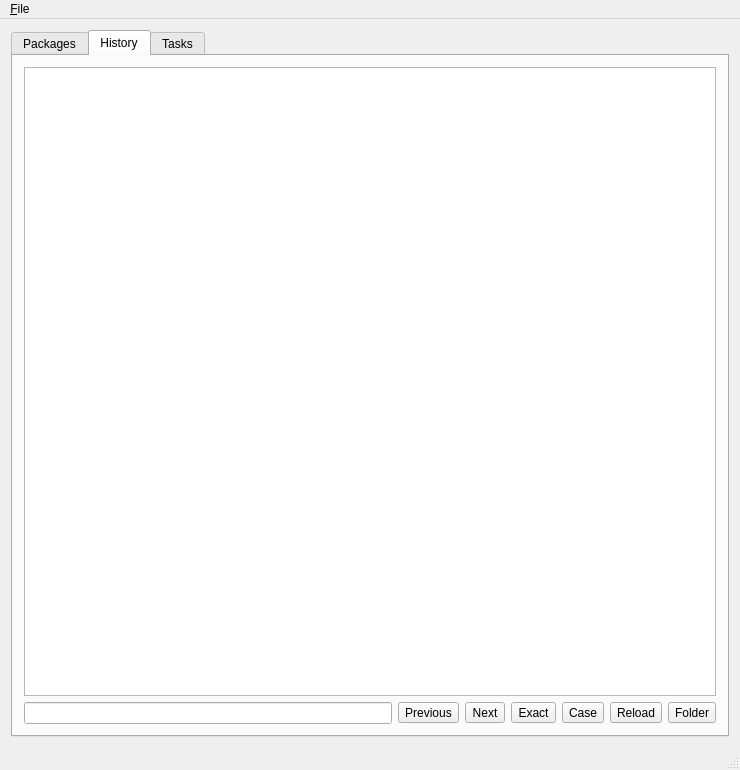
This is src/mainwindow.ui in Shatur/orson as Qt 5 draws it before an edit. The edited form follows.
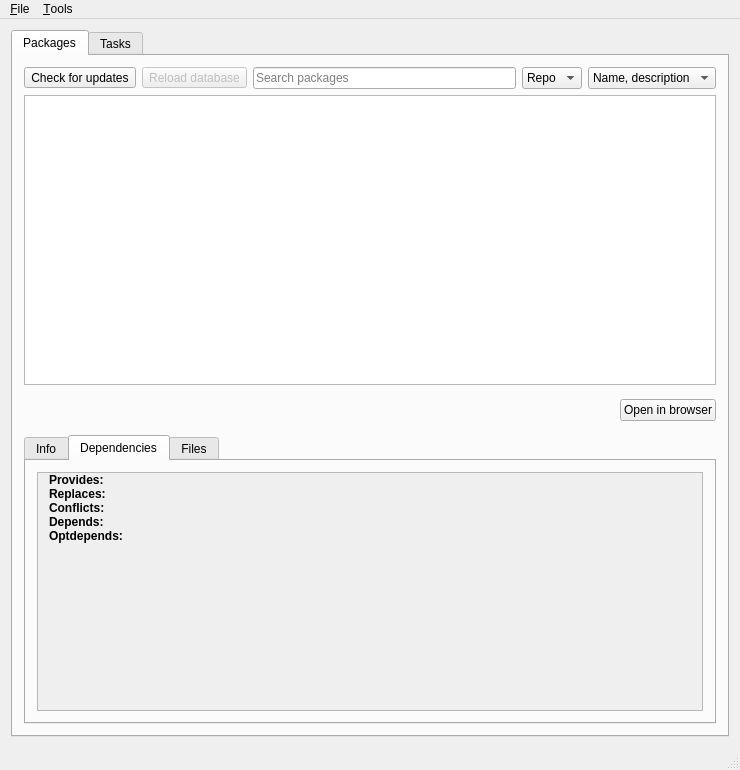
This is the edited form. The open tabs and pages were chosen to show the change. Icons and pictures are not drawn. Custom widgets are drawn as their Qt base class.

Commit message: Remove history tab and show history in menu

Diff of the .ui file:
```diff
--- a/src/mainwindow.ui
+++ b/src/mainwindow.ui
@@ -715,8 +715,8 @@
                 <rect>
                  <x>0</x>
                  <y>0</y>
-                 <width>97</width>
-                 <height>96</height>
+                 <width>684</width>
+                 <height>311</height>
                 </rect>
                </property>
                <layout class="QFormLayout" name="depsContentLayout">
@@ -855,127 +855,6 @@
         </item>
        </layout>
       </widget>
-      <widget class="QWidget" name="historyWidget">
-       <attribute name="title">
-        <string>History</string>
-       </attribute>
-       <layout class="QVBoxLayout" name="verticalLayout_4">
-        <item>
-         <widget class="QPlainTextEdit" name="historyEdit">
-          <property name="readOnly">
-           <bool>true</bool>
-          </property>
-         </widget>
-        </item>
-        <item>
-         <layout class="QHBoxLayout" name="historySearchLayout">
-          <item>
-           <widget class="QLineEdit" name="searchHistoryEdit">
-            <property name="styleSheet">
-             <string notr="true"/>
-            </property>
-            <property name="text">
-             <string/>
-            </property>
-           </widget>
-          </item>
-          <item>
-           <widget class="QToolButton" name="findPreviousButton">
-            <property name="toolTip">
-             <string>Go to the next entry</string>
-            </property>
-            <property name="text">
-             <string>Previous</string>
-            </property>
-            <property name="icon">
-             <iconset theme="go-up">
-              <normaloff>.</normaloff>.</iconset>
-            </property>
-           </widget>
-          </item>
-          <item>
-           <widget class="QToolButton" name="findNextButton">
-            <property name="toolTip">
-             <string>Go to previous entry</string>
-            </property>
-            <property name="text">
-             <string>Next</string>
-            </property>
-            <property name="icon">
-             <iconset theme="go-down">
-              <normaloff>.</normaloff>.</iconset>
-            </property>
-           </widget>
-          </item>
-          <item>
-           <widget class="QToolButton" name="searchExactButton">
-            <property name="toolTip">
-             <string>Makes find match only complete words</string>
-            </property>
-            <property name="text">
-             <string>Exact</string>
-            </property>
-            <property name="icon">
-             <iconset theme="xapp-search-entire-word-symbolic">
-              <normaloff>.</normaloff>.</iconset>
-            </property>
-            <property name="checkable">
-             <bool>true</bool>
-            </property>
-           </widget>
-          </item>
-          <item>
-           <widget class="QToolButton" name="searchCaseButton">
-            <property name="toolTip">
-             <string>Case sensitive</string>
-            </property>
-            <property name="text">
-             <string>Case</string>
-            </property>
-            <property name="icon">
-             <iconset theme="format-text-superscript">
-              <normaloff>.</normaloff>.</iconset>
-            </property>
-            <property name="checkable">
-             <bool>true</bool>
-            </property>
-            <property name="checked">
-             <bool>false</bool>
-            </property>
-           </widget>
-          </item>
-          <item>
-           <widget class="QToolButton" name="reloadHistoryButton">
-            <property name="toolTip">
-             <string>Reload pacman.log</string>
-            </property>
-            <property name="text">
-             <string>Reload</string>
-            </property>
-            <property name="icon">
-             <iconset theme="reload">
-              <normaloff>.</normaloff>.</iconset>
-            </property>
-           </widget>
-          </item>
-          <item>
-           <widget class="QToolButton" name="openHistoryFolderButton">
-            <property name="toolTip">
-             <string>Open folder with pacman.log</string>
-            </property>
-            <property name="text">
-             <string>Folder</string>
-            </property>
-            <property name="icon">
-             <iconset theme="folder">
-              <normaloff>.</normaloff>.</iconset>
-            </property>
-           </widget>
-          </item>
-         </layout>
-        </item>
-       </layout>
-      </widget>
       <widget class="QWidget" name="tasksWidget">
        <attribute name="title">
         <string>Tasks</string>
@@ -1088,14 +967,31 @@
      <height>30</height>
     </rect>
    </property>
-   <widget class="QMenu" name="menuFile">
+   <widget class="QMenu" name="fileMenu">
     <property name="title">
      <string>&amp;File</string>
     </property>
     <addaction name="installLocalAction"/>
     <addaction name="installLocalDependAction"/>
    </widget>
-   <addaction name="menuFile"/>
+   <widget class="QMenu" name="toolsMenu">
+    <property name="title">
+     <string>&amp;Tools</string>
+    </property>
+    <widget class="QMenu" name="openHistoryMenu">
+     <property name="title">
+      <string>Open history</string>
+     </property>
+     <property name="icon">
+      <iconset theme="history"/>
+     </property>
+     <addaction name="openHistoryFileAction"/>
+     <addaction name="openHistoryFolderAction"/>
+    </widget>
+    <addaction name="openHistoryMenu"/>
+   </widget>
+   <addaction name="fileMenu"/>
+   <addaction name="toolsMenu"/>
   </widget>
   <action name="installLocalAction">
    <property name="icon">
```
Left out of the diff: 44 changed lines with no effect on the pictures. The commit also changes 2 other files.
